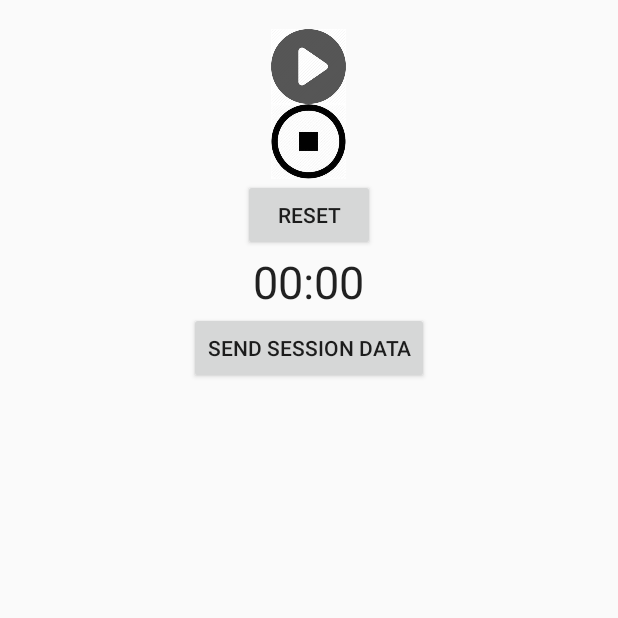
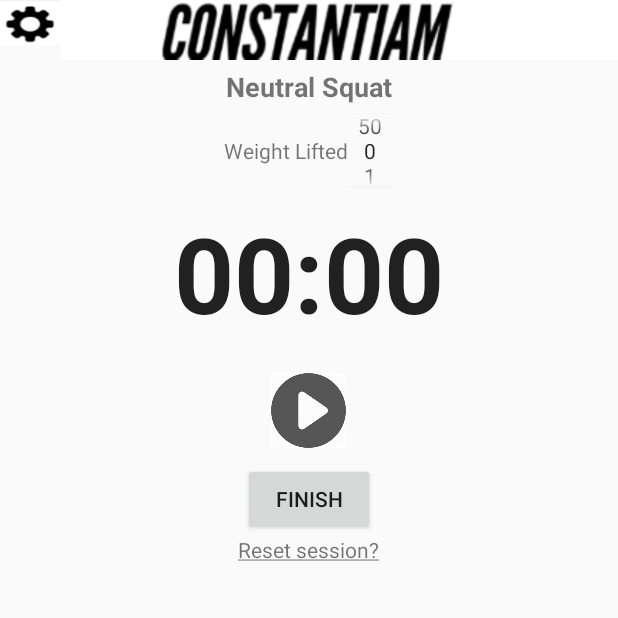
Before and after one commit to m2rinch/Constantiam, an Android app: the screen it shows after launch (SessionActivity), on a phone screen of 412 x 824 dp, the top half of it. Run offline under Robolectric (Android 15) with nearby library versions, the phone set to English and light mode, and no system bars; libraries missing offline, so code that uses them is left out: com.microsoft.windowsazure.

Commit message:
Add Session screen layout
* complete timer functionality
* layout fixes

```diff
--- a/app/src/main/java/com/melissarinch/constantiumv1/SessionActivity.java
+++ b/app/src/main/java/com/melissarinch/constantiumv1/SessionActivity.java
@@ -1,6 +1,7 @@
 package com.melissarinch.constantiumv1;
 
 import android.content.Context;
+import android.content.Intent;
 import android.os.Bundle;
 
 import com.google.android.material.floatingactionbutton.FloatingActionButton;
@@ -23,6 +24,9 @@ import android.view.View;
 import android.widget.Button;
 import android.widget.Chronometer;
 import android.widget.ImageButton;
+import android.widget.ImageView;
+import android.widget.NumberPicker;
+import android.widget.TextView;
 import android.widget.Toast;
 
 import org.json.JSONException;
@@ -37,11 +41,11 @@ import static com.microsoft.windowsazure.mobileservices.http.HttpConstants.PostM
 
 public class SessionActivity extends AppCompatActivity {
     private Button sessionButton;
-    private Chronometer chronometer;
+    private Chronometer chronometer; // taken from https://www.youtube.com/watch?v=RLnb4vVkftc
     private boolean running;
     private long pauseOffset;
-    private ImageButton playButton;
-    private ImageButton pauseButton;
+    private NumberPicker weightPicker;
+    private ImageView playPause;
     private String sensorData = "[2 3 4 5], [2 4 5 6]";
 
     Gson gson = new Gson();
@@ -51,8 +55,9 @@ public class SessionActivity extends AppCompatActivity {
     protected void onCreate(Bundle savedInstanceState) {
         super.onCreate(savedInstanceState);
         setContentView(R.layout.activity_session);
-        playButton = findViewById(R.id.stopwatchPlay);
-        pauseButton = findViewById(R.id.stopwatchPause);
+        playPause = findViewById(R.id.playPauseSession);
+        weightPicker = findViewById(R.id.weightPicker);
+        playPause.setImageResource(R.drawable.play);
         chronometer = findViewById(R.id.chronometer);
         sessionButton = findViewById(R.id.session_button);
         sessionButton.setOnClickListener(new View.OnClickListener() {
@@ -64,6 +69,8 @@ public class SessionActivity extends AppCompatActivity {
                 }
             }
         });
+        weightPicker.setMinValue(0);
+        weightPicker.setMaxValue(50);
     }
 
     // user logs in
@@ -72,26 +79,27 @@ public class SessionActivity extends AppCompatActivity {
     // change play button to pause, show finish button
     // clicks (now) pause button -> set timer to !running,
     // clicks finish button, -> set timer to !running, send string
-    public void startStopwatch(View v){
+    public void controlStopwatch(View v){
         if(!running){
-            playButton.setImageResource(R.drawable.stop);
+            playPause.setImageResource(R.drawable.stop);
             chronometer.setBase(SystemClock.elapsedRealtime() - pauseOffset);
             chronometer.start();
             running = true;
+        } else {
+            playPause.setImageResource(R.drawable.play);
+            pauseStopwatch();
         }
     }
 
-    public void pauseStopwatch(View v){
-        if(running){
+    public void pauseStopwatch(){
             chronometer.stop();
             pauseOffset = SystemClock.elapsedRealtime() - chronometer.getBase();
             running = false;
-        }
     }
 
-    public void resetStopwatch(View v){
-        chronometer.setBase(SystemClock.elapsedRealtime());
-        pauseOffset = 0;
+    public void restartSession(View view){
+        Intent intent = new Intent(getApplicationContext(), SessionActivity.class);
+        startActivity(intent);
     }
     public void sendString(final String _sensorData) throws MalformedURLException {
 
@@ -101,7 +109,7 @@ public class SessionActivity extends AppCompatActivity {
         sessionData.setmDuration((double)pauseOffset);
         sessionData.setmExerciseId(1);
         sessionData.setmUserId(1);
-        sessionData.setmWeight(4);
+        sessionData.setmWeight(weightPicker.getValue());
         sessionData.setmSensorData(_sensorData);
 
         Log.d("Session Activity JSON", gson.toJson(sessionData));
--- a/app/src/main/res/layout/activity_session.xml
+++ b/app/src/main/res/layout/activity_session.xml
@@ -6,43 +6,56 @@
     android:orientation="vertical"
     android:gravity="center"
     tools:context=".SessionActivity">
+    <include layout="@layout/titlebar"
+        android:layout_height="40dp"
+        android:layout_width="match_parent">
+    </include>
     <TextView
         android:layout_width="wrap_content"
         android:layout_height="wrap_content"
+        android:text="Neutral Squat"
+        style="@style/exerciseNameStyle"
         android:id="@+id/exerciseNameSession">
     </TextView>
-
-    <ImageButton
-        android:layout_width="50dp"
-        android:layout_height="50dp"
-        android:background="@drawable/play"
-        android:onClick="startStopwatch"
-        android:id="@+id/stopwatchPlay"/>
-    <ImageButton
-        android:layout_width="50dp"
-        android:layout_height="50dp"
-        android:background="@drawable/stop"
-        android:onClick="pauseStopwatch"
-        android:id="@+id/stopwatchPause"/>
-    <Button
-        android:layout_width="wrap_content"
+    <LinearLayout
+        android:layout_width="match_parent"
         android:layout_height="wrap_content"
-        android:text="RESET"
-        android:onClick="resetStopwatch"
-        android:id="@+id/resetButton"/>
-
+        android:gravity="center"
+        android:orientation="horizontal">
+        <TextView
+            android:layout_width="wrap_content"
+            android:layout_height="wrap_content"
+            android:text="@string/weight_lifted"/>
+        <NumberPicker
+            android:layout_width="30dp"
+            android:layout_height="50dp"
+            android:id="@+id/weightPicker"/>
+    </LinearLayout>
     <Chronometer
         android:id="@+id/chronometer"
         android:layout_width="wrap_content"
         android:layout_height="wrap_content"
-        android:textSize="30dp" />
+        android:layout_marginTop="50dp"
+        style="@style/stopwatchText"/>
+    <ImageView
+        android:id="@+id/playPauseSession"
+        android:layout_width="50dp"
+        android:layout_height="50dp"
+        android:layout_marginTop="10dp"
+        android:layout_marginBottom="10dp"
+        android:onClick="controlStopwatch"
+        android:src="@drawable/play" />
 
     <Button
         android:id="@+id/session_button"
         android:layout_width="wrap_content"
         android:layout_height="wrap_content"
-        android:text="@string/send_session_data" />
-
-    <include layout="@layout/content_session" />
-
+        android:text="@string/finish" />
+    <TextView
+        android:layout_width="wrap_content"
+        android:layout_height="wrap_content"
+        android:text="@string/reset_session"
+        android:onClick="restartSession"
+        android:id="@+id/resetTV"/>
+<include layout="@layout/content_session"/>
 </LinearLayout>
--- a/app/src/main/res/layout/titlebar.xml
+++ b/app/src/main/res/layout/titlebar.xml
@@ -1,20 +1,23 @@
-<FrameLayout xmlns:android="http://schemas.android.com/apk/res/android"
+<RelativeLayout xmlns:android="http://schemas.android.com/apk/res/android"
     android:layout_width="match_parent"
     android:layout_height="wrap_content">
 
     <LinearLayout
         android:layout_width="match_parent"
+        android:weightSum="1"
+        android:orientation="horizontal"
         android:layout_height="40dp">
     <Button
         android:id="@+id/settings_button"
-        android:layout_width="40dp"
-        android:layout_height="40dp"
-        android:layout_marginLeft="2dp"
+        android:layout_width="0dp"
+        android:layout_height="30dp"
+        android:layout_weight="0.1"
         android:background="@drawable/settings" />
 
-    <ImageView android:layout_width="wrap_content"
+    <ImageView android:layout_width="0dp"
         android:layout_height="40dp"
         android:id="@+id/title_logo"
+        android:layout_weight="0.9"
         android:src="@drawable/title_logo" />
     </LinearLayout>
-</FrameLayout>
+</RelativeLayout>
--- a/app/src/main/res/values/colors.xml
+++ b/app/src/main/res/values/colors.xml
@@ -6,4 +6,5 @@
     <color name="lightGrey">#80d3d3d3</color>
     <color name="colorBackground">#151B29</color>
     <color name="colorYellow">#F5FA55</color>
+    <color name="colorBlack">#000000</color>
 </resources>
--- a/app/src/main/res/values/strings.xml
+++ b/app/src/main/res/values/strings.xml
@@ -10,4 +10,7 @@
     <string name="title_activity_session">SessionActivity</string>
     <string name="send_session_data">SEND SESSION DATA</string>
     <string name="feedback_chart_title">Chart Title</string>
+    <string name="reset_session"><u>Reset session?</u></string>
+    <string name="weight_lifted">Weight Lifted</string>
+    <string name="finish">Finish</string>
 </resources>
--- a/app/src/main/res/values/styles.xml
+++ b/app/src/main/res/values/styles.xml
@@ -7,7 +7,17 @@
         <item name="colorPrimaryDark">@color/colorPrimaryDark</item>
         <item name="colorAccent">@color/colorAccent</item>
     </style>
-
+    <style name="stopwatchText">
+        <item name="android:textStyle">bold</item>
+        <item name="android:textSize">70sp</item>
+        <item name="android:layout_margin">10dp</item>
+    </style>
+    <style name="exerciseNameStyle">
+        <item name="android:textStyle">bold</item>
+        <item name="android:color">@color/colorBlack</item>
+        <item name="android:textSize">18sp</item>
+        <item name="android:layout_margin">5dp</item>
+    </style>
     <style name="AppTheme.NoActionBar">
         <item name="windowActionBar">false</item>
         <item name="windowNoTitle">true</item>
```
Also changed, not shown: app/src/main/res/drawable/title_logo.png.
